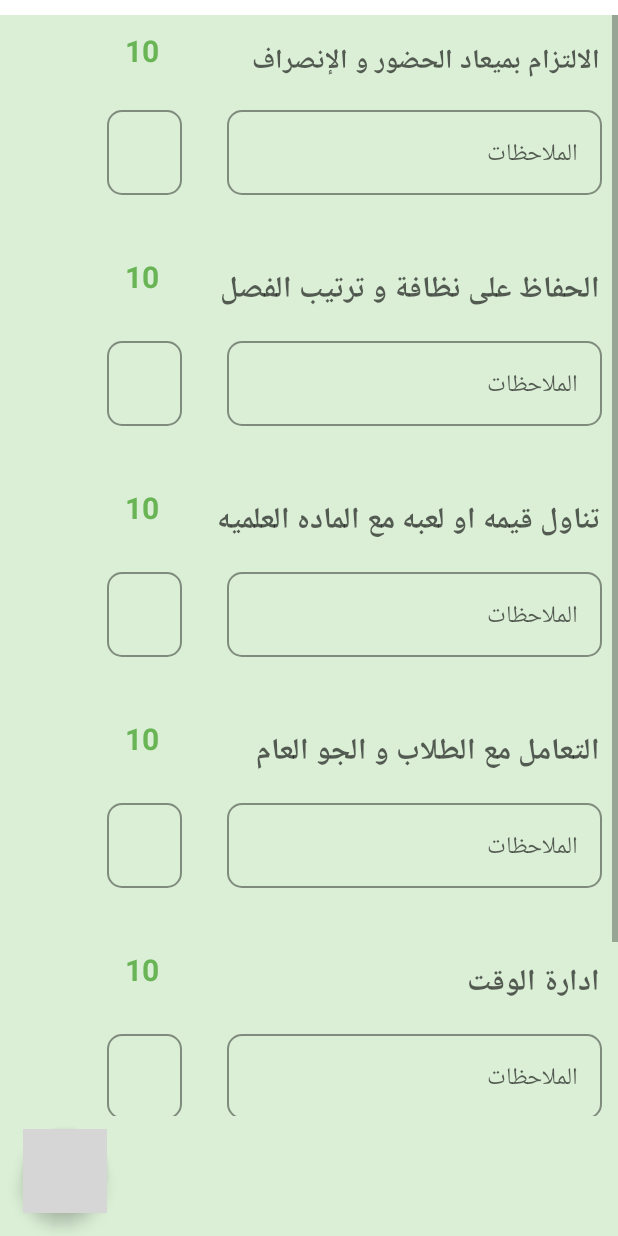
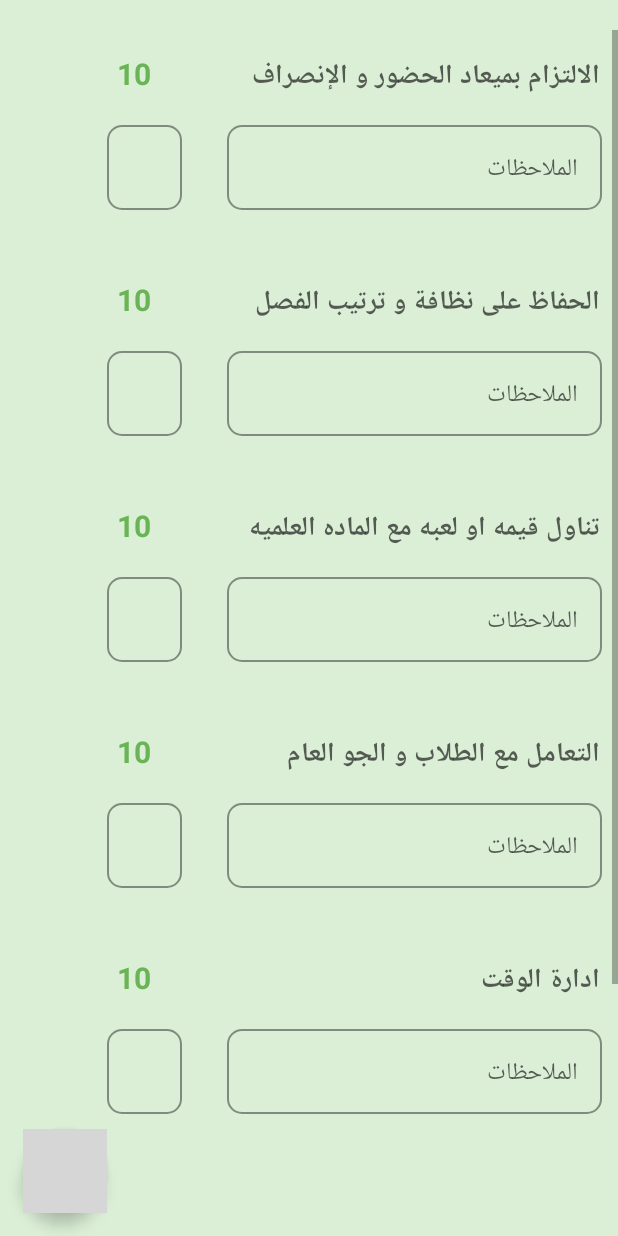
Before and after one commit to MohamedArafaMohamedFahmy/Dar-Sidra-App, an Android app: the layout fragment_rating_teacher.xml on its own in the app's theme, with its tools: preview values and no code run, on a phone screen of 412 x 824 dp. Run offline under Robolectric (Android 15) with nearby library versions, the phone set to English and light mode, and no system bars; Roboto replaces fonts that are not available here; grey boxes are pictures that could not be loaded.

Commit message:
Dar Sidra App

```diff
--- a/app/src/main/java/com/arafa/mohamed/darsidraapp/adapter/StudentsAdapter.java
+++ b/app/src/main/java/com/arafa/mohamed/darsidraapp/adapter/StudentsAdapter.java
@@ -97,6 +97,9 @@ public class StudentsAdapter extends RecyclerView.Adapter<StudentsAdapter.MyView
                      if (item.getClassStudent().toLowerCase().contains(filterPattern)) {
                          filteredList.add(item);
                      }
+                     if (item.getNameStudent().toLowerCase().contains(filterPattern)) {
+                         filteredList.add(item);
+                     }
                  }
              }
              FilterResults results = new FilterResults();
--- a/app/src/main/java/com/arafa/mohamed/darsidraapp/fragments/RatingDetailsFragment.java
+++ b/app/src/main/java/com/arafa/mohamed/darsidraapp/fragments/RatingDetailsFragment.java
@@ -30,6 +30,10 @@ public class RatingDetailsFragment extends Fragment {
     DatabaseReference databaseReference;
     RatingModel ratingModel;
     Context context;
+
+    public RatingDetailsFragment() {
+
+    }
 
     public RatingDetailsFragment(String codeStudent, Context context) {
         this.codeStudent = codeStudent;
--- a/app/src/main/java/com/arafa/mohamed/darsidraapp/fragments/SubscriptionDetailsFragment.java
+++ b/app/src/main/java/com/arafa/mohamed/darsidraapp/fragments/SubscriptionDetailsFragment.java
@@ -31,6 +31,10 @@ public class SubscriptionDetailsFragment extends Fragment {
     SubscriptionModel subscriptionModel;
     DatabaseReference databaseReference;
     Context context;
+
+    public SubscriptionDetailsFragment() {
+
+    }
 
     public SubscriptionDetailsFragment(String codeStudent, String nameStudent, String classStudent, Context context) {
         this.codeStudent = codeStudent;
--- a/app/src/main/res/layout/fragment_rating_teacher.xml
+++ b/app/src/main/res/layout/fragment_rating_teacher.xml
@@ -7,13 +7,13 @@
     android:layoutDirection="rtl"
     android:textDirection="rtl"
     android:background="@color/sub_color_app"
-    android:layout_marginTop="10dp"
     tools:context=".fragments.RatingTeacherFragment">
 
     <ScrollView
+        android:layout_marginTop="20dp"
         android:layout_width="match_parent"
         android:layout_height="wrap_content"
-        android:layout_marginBottom="80dp"
+        android:layout_marginBottom="50dp"
         >
 
         <LinearLayout
@@ -54,11 +54,11 @@
                     android:textSize="20sp"
                     android:textStyle="bold"
                     android:textColor="@color/general_app"
+                    android:padding="5dp"
                     android:layout_marginTop="10dp"
                     android:layout_marginEnd="30dp"
 
                     />
-
 
 
             </RelativeLayout>
@@ -149,7 +149,7 @@
                     android:fontFamily="@font/cairo_extralight"
                     android:text="@string/cleanliness_order_classroom"
                     android:textColor="@color/black_gray"
-                    android:textSize="20sp"
+                    android:textSize="18sp"
                     android:textStyle="bold" />
 
                 <androidx.appcompat.widget.AppCompatTextView
@@ -160,6 +160,7 @@
                     android:textSize="20sp"
                     android:textStyle="bold"
                     android:textColor="@color/general_app"
+                    android:padding="5dp"
                     android:layout_marginTop="10dp"
                     android:layout_marginEnd="30dp"
 
@@ -254,7 +255,7 @@
                         android:fontFamily="@font/cairo_extralight"
                         android:text="@string/value_game_material"
                         android:textColor="@color/black_gray"
-                        android:textSize="20sp"
+                        android:textSize="18sp"
                         android:textStyle="bold" />
 
                     <androidx.appcompat.widget.AppCompatTextView
@@ -265,6 +266,7 @@
                         android:textSize="20sp"
                         android:textStyle="bold"
                         android:textColor="@color/general_app"
+                        android:padding="5dp"
                         android:layout_marginTop="10dp"
                         android:layout_marginEnd="30dp"
 
@@ -360,7 +362,7 @@
                         android:fontFamily="@font/cairo_extralight"
                         android:text="@string/Dealing_with_students"
                         android:textColor="@color/black_gray"
-                        android:textSize="20sp"
+                        android:textSize="18sp"
                         android:textStyle="bold" />
 
                     <androidx.appcompat.widget.AppCompatTextView
@@ -371,6 +373,7 @@
                         android:textSize="20sp"
                         android:textStyle="bold"
                         android:textColor="@color/general_app"
+                        android:padding="5dp"
                         android:layout_marginTop="10dp"
                         android:layout_marginEnd="30dp"
 
@@ -467,7 +470,7 @@
                         android:fontFamily="@font/cairo_extralight"
                         android:text="@string/time_management"
                         android:textColor="@color/black_gray"
-                        android:textSize="20sp"
+                        android:textSize="18sp"
                         android:textStyle="bold" />
 
                     <androidx.appcompat.widget.AppCompatTextView
@@ -478,6 +481,7 @@
                         android:textSize="20sp"
                         android:textStyle="bold"
                         android:textColor="@color/general_app"
+                        android:padding="5dp"
                         android:layout_marginTop="10dp"
                         android:layout_marginEnd="30dp"
 
@@ -562,6 +566,7 @@
                             android:layout_height="wrap_content"
                             android:orientation="vertical"
                             android:layout_marginEnd="15dp"
+                            android:layout_marginBottom="25dp"
                             >
 
                             <androidx.appcompat.widget.AppCompatTextView
@@ -572,6 +577,7 @@
                                 android:textSize="20sp"
                                 android:textStyle="bold"
                                 android:textColor="@color/general_app"
+                                android:padding="5dp"
                                 android:layout_marginTop="10dp"
                                 android:layout_gravity="center"
 
@@ -614,7 +620,7 @@
                             android:fontFamily="@font/cairo_extralight"
                             android:text="@string/total"
                             android:textColor="@color/black_gray"
-                            android:textSize="20sp"
+                            android:textSize="18sp"
                             android:textStyle="bold" />
 
 
--- a/app/src/main/res/layout/fragment_subscription_details.xml
+++ b/app/src/main/res/layout/fragment_subscription_details.xml
@@ -7,13 +7,13 @@
     android:layoutDirection="rtl"
     android:textDirection="rtl"
     android:background="@color/sub_color_app"
-    android:layout_marginTop="10dp"
     tools:context=".fragments.SubscriptionDetailsFragment">
 
     <ScrollView
+        android:layout_marginTop="20dp"
         android:layout_width="match_parent"
         android:layout_height="wrap_content"
-        android:layout_marginBottom="80dp"
+        android:layout_marginBottom="50dp"
         >
 
     <LinearLayout
@@ -651,6 +651,7 @@
             android:orientation="horizontal"
             android:layout_gravity="center"
             android:padding="5dp"
+            android:layout_marginBottom="25dp"
             >
             <androidx.appcompat.widget.AppCompatCheckBox
                 android:id="@+id/checkbox_dec"
--- a/app/src/main/res/values/strings.xml
+++ b/app/src/main/res/values/strings.xml
@@ -46,7 +46,7 @@
     <string name="audience">الحضور</string>
     <string name="absence">الغياب</string>
     <string name="text_logo_sidra">دار سدرة المنتهى</string>
-    <string name="search_code_student">البحث بكود الطالب أو الفصل</string>
+    <string name="search_code_student">البحث بكود الطالب أو الاسم أو الفصل</string>
     <string name="search_code_teacher">البحث بكود المعلم أو الاسم</string>
     <string name="born_date">تاريخ الميلاد</string>
     <string name="branch">الفرع</string>
```
Also changed, not shown: app/src/main/java/com/arafa/mohamed/darsidraapp/activities/FilterSubscriptionActivity.java (+0 -12 lines), app/src/main/java/com/arafa/mohamed/darsidraapp/activities/StudentDetailsActivity.java (+14 -6 lines), app/src/main/java/com/arafa/mohamed/darsidraapp/activities/TeacherDetailsActivity.java (+23 -4 lines), app/src/main/res/layout/fragment_rating_details.xml (+9 -7 lines), app/src/main/res/layout/fragment_salary.xml (+4 -3 lines), 1 other file.
